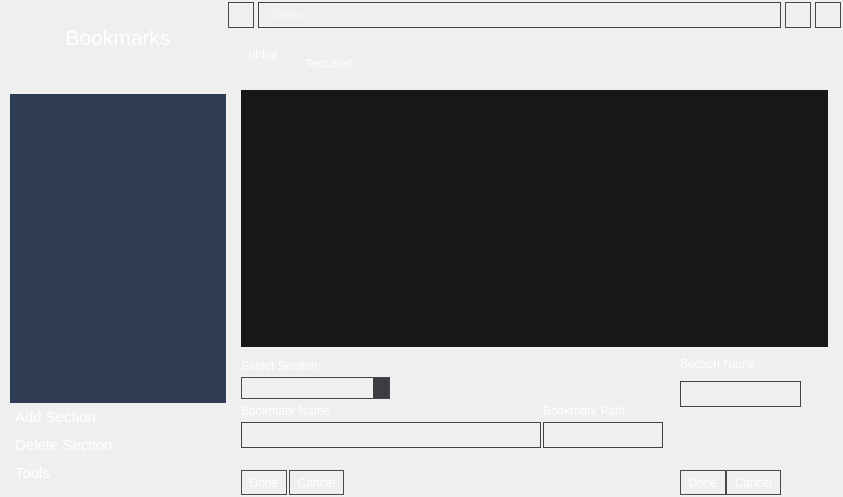
First picture: the form in app/bookmarks/bookmarks.ui, repository rahmanshaber/corebox, before the edit.
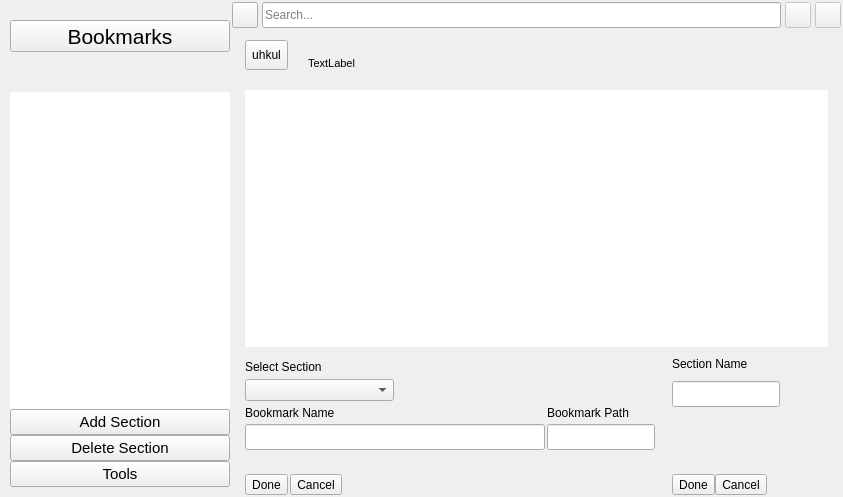
Second picture: the form after the edit. Icons and pictures are not drawn.

```diff
--- a/app/bookmarks/bookmarks.ui
+++ b/app/bookmarks/bookmarks.ui
@@ -18,122 +18,7 @@
     <normaloff>:/icons/Bookmarks.svg</normaloff>:/icons/Bookmarks.svg</iconset>
   </property>
   <property name="styleSheet">
-   <string notr="true">/*Bookmarks*/
-
-#appTitle{
-    border: 1px #232323;
-    background-color: transparent;
-    color: #ffffff;}
-
-#selectedSection{
-	font: 14pt &quot;Cantarell&quot;;
-    border: 1px #232323;
-    background-color: transparent;
-    color: #ffffff;}
-
-QWidget [accessibleName=&quot;toolWidgets&quot;]{
-    background-color: #363941 ;
-    color: #FFFFFF;}
-
-QWidget [accessibleName=&quot;shortcut&quot;]{
-    background-color: #2E3C54;
-    color: #ffffff;}
-
-QWidget [accessibleName=&quot;contentList&quot;]{
-    background-color: #171717;
-    color: #FFFFFF;}
-
-QLabel{
-   background-color: transparent;
-   color: #FFFFFF;}
-
-
-QLineEdit{
-    background-color: transparent ;
-    color: #ffffff;
-    border: 1px solid #434343;
-    padding: 5px 5px 5px 10px;}
-
-
-QPushButton {
-    background-color: transparent;
-    color: #ffffff;
-    border: 1px #434343;
-    Text-align:left;
-    padding: 5px 5px 5px 5px;}
-QPushButton:pressed {
-    background-color: #171717; }
-QPushButton:hover{
-    background-color: #171717;}
-
-
-
-QToolButton{
-    border: 1px solid #494949;
-    padding: 3px 3px 3px 3px;
-    background-color:transparent;
-    color: #ffffff;}
-QToolButton:pressed {
-    background-color: #171717; }
-QToolButton:hover{
-    background-color: #171717;}
-
-
-QComboBox {
-    background-color:transparent;
-    color: #ffffff;
-    border: 1px solid #494949;
-    padding: 2px 2px 2px 10px;}
-QComboBox QAbstractItemView {
-    background-color: #546070;
-    color: #ffffff;
-    selection-background-color: #F1A873;}
-QComboBox::drop-down {
-    background-color: #3C3C43;}
-
-
-QTableView {
-    background-color: #171717 ;
-    color: #ffffff;
-    selection-background-color:#323232 ;
-    selection-color:#1CB853; 
-    padding: 0px 0px 0px 15px;}
-QTableView::item{
-    border-bottom-style:solid;
-    border-width:1;
-    border-color: #323232;}
-
-
-QListView{
-    background-color: #2E3C54;
-    padding: 0px 0px 0px 5px;}
-QListView::item {
-    Text-align:left;
-    padding: 5px 5px 5px 5px;}
-QListView::item:selected {
-    background-color: #171717;}
-QListView::item:hover{
-    background-color: #171717;}
-
-
-QScrollBar:vertical {
-    background-color: rgba( 0, 0, 0, 72% );
-    max-width: 8px;
-    border-radius: 4px;
-    padding: 1px; }
-QScrollBar::handle:vertical {
-    background-color: silver;
-    max-width: 6px;
-    min-height: 12px;
-    border-radius: 3px; }
-QScrollBar::sub-page:vertical {
-    background-color: rgba( 0, 0, 0, 72% ); }
-QScrollBar::add-page:vertical {
-    background-color: rgba( 0, 0, 0, 72% ); }
-QScrollBar::add-line:vertical,
-QScrollBar::sub-line:vertical {
-    width: 0px; height: 0px; }
-</string>
+   <string notr="true"/>
   </property>
   <layout class="QGridLayout" name="gridLayout_3">
    <property name="leftMargin">
```
